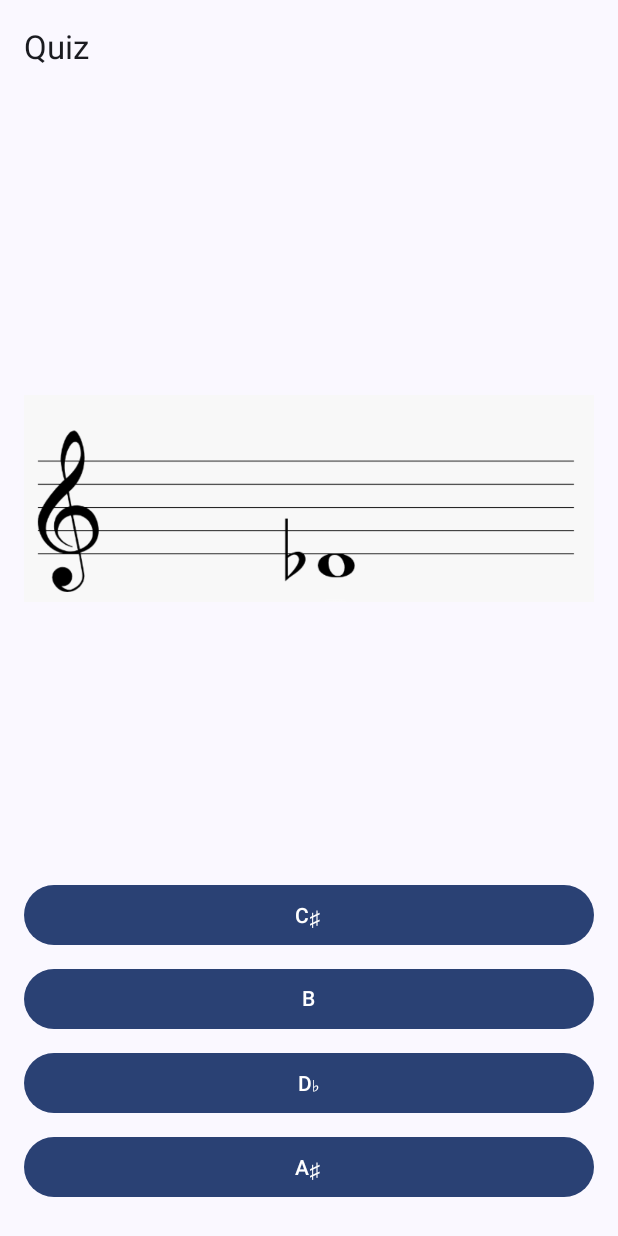
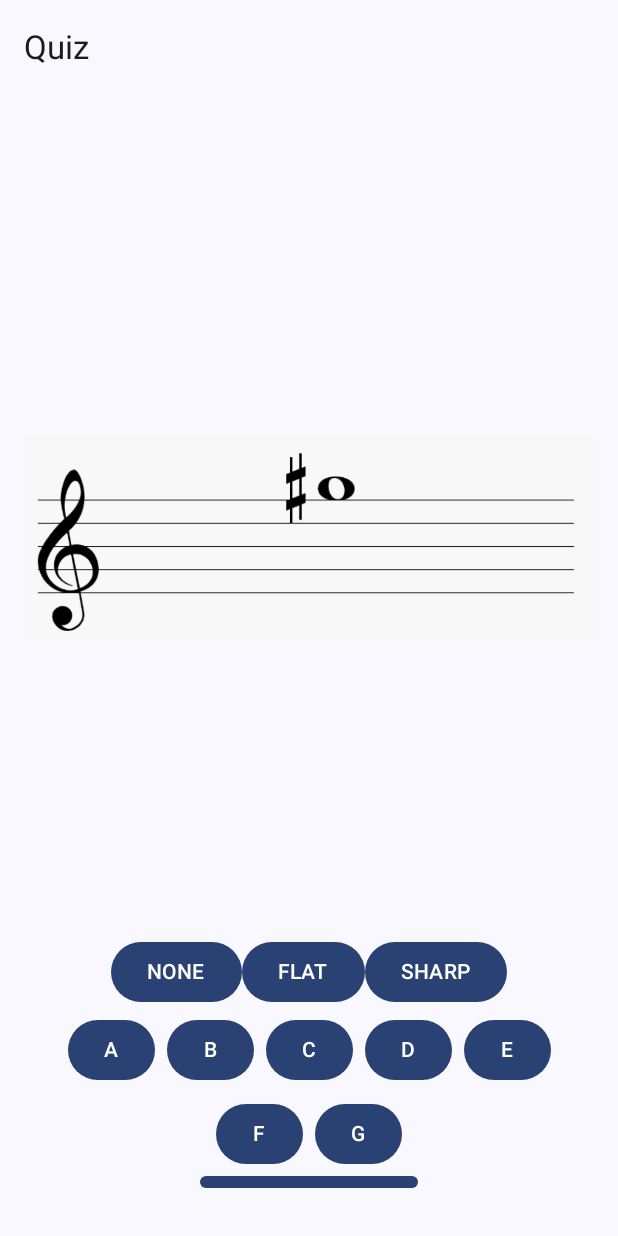
Before and after one commit to marceloakalopes/Sight-Reading-App, an Android app built with Jetpack Compose: the composable NoteBuilder shown on its own in the app's theme, on a phone screen of 412 x 824 dp. Run offline under Robolectric (Android 15) with nearby library versions, the phone set to English and light mode, and no system bars.

Commit message:
refactor: renamed the packages
I renamed the packages to be more in line with how marcelo has them so merging wont be as much of a hassle

```diff
--- a/app/src/main/java/com/example/sightreadingapp/data/Accidentals.kt
+++ b/app/src/main/java/com/example/sightreadingapp/models/Accidentals.kt
@@ -1,4 +1,4 @@
-package com.example.sightreadingapp.data
+package com.example.sightreadingapp.models
 
 enum class Accidentals(val accident: String){
     NONE(""),
--- a/app/src/main/java/com/example/sightreadingapp/data/NoteOptions.kt
+++ b/app/src/main/java/com/example/sightreadingapp/models/NoteOptions.kt
@@ -1,4 +1,4 @@
-package com.example.sightreadingapp.data
+package com.example.sightreadingapp.models
 
 enum class NoteOptions(val note: String) {
     A("A"),
--- a/app/src/main/java/com/example/sightreadingapp/data/NoteResourcesAndAnswers.kt
+++ b/app/src/main/java/com/example/sightreadingapp/models/NoteResourcesAndAnswers.kt
@@ -1,4 +1,4 @@
-package com.example.sightreadingapp.data
+package com.example.sightreadingapp.models
 
 import com.example.sightreadingapp.R
 
--- a/app/src/main/java/com/example/sightreadingapp/data/Questions.kt
+++ b/app/src/main/java/com/example/sightreadingapp/models/Questions.kt
@@ -1,4 +1,4 @@
-package com.example.sightreadingapp.data
+package com.example.sightreadingapp.models
 
 data class Question(
     val id: Int,
--- a/app/src/main/java/com/example/sightreadingapp/composables/LeaderboardScreen.kt
+++ b/app/src/main/java/com/example/sightreadingapp/ui/screens/LeaderboardScreen.kt
@@ -1,3 +1,5 @@
+package com.example.sightreadingapp.ui.screens
+
 import androidx.compose.foundation.layout.Column
 import androidx.compose.foundation.layout.Row
 import androidx.compose.foundation.layout.Spacer
--- a/app/src/main/java/com/example/sightreadingapp/composables/QuizScreen.kt
+++ b/app/src/main/java/com/example/sightreadingapp/ui/screens/NoteBuilder.kt
@@ -1,6 +1,11 @@
+package com.example.sightreadingapp.ui.screens
+
 import androidx.compose.foundation.Image
 import androidx.compose.foundation.layout.Arrangement
 import androidx.compose.foundation.layout.Column
+import androidx.compose.foundation.layout.ExperimentalLayoutApi
+import androidx.compose.foundation.layout.FlowRow
+import androidx.compose.foundation.layout.Row
 import androidx.compose.foundation.layout.Spacer
 import androidx.compose.foundation.layout.fillMaxSize
 import androidx.compose.foundation.layout.fillMaxWidth
@@ -24,82 +29,56 @@
 import androidx.compose.ui.Alignment
 import androidx.compose.ui.Modifier
 import androidx.compose.ui.res.painterResource
+import androidx.compose.ui.text.font.FontWeight
 import androidx.compose.ui.unit.dp
-import com.example.sightreadingapp.data.Accidentals
-import com.example.sightreadingapp.data.NoteOptions
-import com.example.sightreadingapp.data.NoteResourcesAndAnswer
-import com.example.sightreadingapp.data.Question
+import androidx.compose.ui.unit.sp
+import com.example.sightreadingapp.models.Accidentals
+import com.example.sightreadingapp.models.NoteOptions
+import com.example.sightreadingapp.models.NoteResourcesAndAnswer
+import com.example.sightreadingapp.models.Question
 import kotlinx.coroutines.delay
 import kotlinx.coroutines.launch
 
-@OptIn(ExperimentalMaterial3Api::class)
+@OptIn(ExperimentalMaterial3Api::class, ExperimentalLayoutApi::class)
 @Composable
-fun QuizScreen(
+fun NoteBuilder(
     onQuizFinished: () -> Unit,
     updateScore: (Int) -> Unit
-) {
+){
+
     val availableQuestions = mutableListOf(*NoteResourcesAndAnswer.entries.toTypedArray()) // gets List of all ResourcesAndAnswers of this type
-    val possibleNotes = listOf(*NoteOptions.entries.toTypedArray()) // gets a list of all NoteOptions
+    val possibleNotes = listOf(*NoteOptions.entries.toTypedArray()).filterNot { it == NoteOptions.NONESELECTED } // gets a list of all NoteOptions
     val possibleAccidents = listOf(*Accidentals.entries.toTypedArray()) // gets all types of accidentals
     var incrementingId: Int = 1
 
     // Generate random question function
-    fun generateRandomQuestion(): Question? {
+    fun chooseRandomQuestion(): Question? {
         if (availableQuestions.isEmpty()) {
             return null
         }
-
-        val randomQuestion = availableQuestions.random() // Choose a random question
-
-        availableQuestions.remove(randomQuestion) // Remove it from the available questions list
-
-        // Extract the note and accidental from the random question
+        val randomQuestion = availableQuestions.random()
+        availableQuestions.remove(randomQuestion)
         val correctNote = randomQuestion.correctNote.note
         val correctAccidental = randomQuestion.correctAccidental.accident
-
-        // Choose 3 possible notes that are not the correct answer (by note and accidental)
-        val shuffledNotes = possibleNotes.filter { it.note != correctNote }.take(3)
-
-
-        // Create a list of options by pairing each note with each accidental, keeping it to just 4 combinations (including the correct one)
         val options = mutableListOf<Pair<String, String>>()
-
-        // Add the correct note/accidental to the options list
-        options.add(correctNote to correctAccidental)
-
-
-        val incorrectOptions = mutableListOf<Pair<String, String>>()
-        for (note in shuffledNotes) {
-            for (accidental in possibleAccidents) {
-                incorrectOptions.add(note.note to accidental.accident)
-            }
-        }
-
-        // Randomly shuffle and take the first 3 incorrect options
-        incorrectOptions.shuffle()
-        options.addAll(incorrectOptions.take(3))
-
-        // Shuffle all the options to randomize their order
-        options.shuffle()
-
         incrementingId++
 
-        // Return the question with the randomized options
         return Question(
             id = incrementingId,
             noteResource = randomQuestion.drawableResource,
-            options = options.map { "${it.first}${it.second}" }, // Combine note and accidental for options
-            correctAnswer = "$correctNote$correctAccidental" // Combine note and accidental for the correct answer
+            options = options.map { "${it.first}${it.second}" }, // redundant code  as there is like no options
+            correctAnswer = "$correctNote$correctAccidental"
         )
     }
-
-
-
-    // State to manage current question and quiz state
     var currentQuestionIndex by remember { mutableIntStateOf(0) }
     var hasAttempted by remember { mutableStateOf(false) }
     var resultMessage by remember { mutableStateOf("") }
     val coroutineScope = rememberCoroutineScope()
+    var userAccident by remember { mutableStateOf<Accidentals?>(null) }
+    var userNote by remember { mutableStateOf<NoteOptions?>(null) }
+    var userAccidentString by remember { mutableStateOf<String>("") }
+    var userNoteString by remember { mutableStateOf<String>("") }
+    var userAnswerString by remember { mutableStateOf(mutableSetOf<Pair<String?, String?>>(Pair("", ""))) }
 
     // Create a list of questions dynamically
     val questions = remember { mutableStateListOf<Question>() }
@@ -110,7 +89,7 @@
     // Generate the questions when the screen first loads
     LaunchedEffect(Unit) {
         repeat(10) {
-            generateRandomQuestion()?.let { question ->
+            chooseRandomQuestion()?.let { question ->
                 questions.add(question)
             }
         }
@@ -129,7 +108,6 @@
         onQuizFinished()
         return
     }
-
     Scaffold(
         topBar = { TopAppBar(title = { Text("Quiz") }) }
     ) { paddingValues ->
@@ -141,19 +119,68 @@
             horizontalAlignment = Alignment.CenterHorizontally,
             verticalArrangement = Arrangement.Center
         ) {
+            Text(
+                userAnswerString.toString().trim('{', '[', ']', '}', ',', '(', ')').replace(",", ""),
+                fontWeight = FontWeight.Bold,
+                fontSize = 24.sp
+            )
+            if (resultMessage.isNotEmpty()) {
+                Spacer(modifier = Modifier.height(16.dp))
+                Text(resultMessage)
+                userAccidentString = ""
+                userNoteString = ""
+            }
             // Display the current question's note
             Image(
                 painter = painterResource(id = currentQuestion.noteResource),
                 contentDescription = "Treble Clef Note",
                 modifier = Modifier.size(500.dp) // increased this so the image wont be super small
             )
-            // Display answer options
-            currentQuestion.options.forEach { option ->
-                Button(
-                    onClick = {
+            Column(
+                modifier = Modifier
+                    .fillMaxSize()
+                    .padding(16.dp),
+                horizontalAlignment = Alignment.CenterHorizontally,
+                verticalArrangement = Arrangement.Center
+            ) {
+                Row {
+                possibleAccidents.forEach { accidentals ->
+                    Button( onClick = {
+                        userAccident = accidentals
+                        userAccidentString = userAccident!!.accident
+                    }) {
+                        Text(accidentals.toString())
+
+                        if (userAccident != null) {
+                            userAnswerString = mutableSetOf(userNoteString to userAccidentString)
+                        }
+                    }
+                }
+            }
+                FlowRow(
+                    modifier = Modifier.fillMaxWidth(),
+                    horizontalArrangement = Arrangement.Center
+                ) {
+                    possibleNotes.forEach { note ->
+                        Button(
+                            onClick = {
+                                userNote = note
+                                userNoteString = userNote!!.note
+                                userAnswerString = mutableSetOf(userNoteString to userAccidentString)
+                            },
+                            modifier = Modifier.padding(4.dp)
+                        ) {
+                            Text(note.toString())
+                        }
+                    }
+                }
+                Row {
+                    Button(onClick = {
                         if (!hasAttempted) {
                             hasAttempted = true
-                            if (option == currentQuestion.correctAnswer) {
+                            val submittedAnswer = userAnswerString.map { "${it.first}${it.second}" }.joinToString("")
+
+                            if (submittedAnswer == currentQuestion.correctAnswer) {
                                 resultMessage = "Correct!"
                                 updateScore(10)
                                 coroutineScope.launch {
@@ -172,17 +199,11 @@
                                 }
                             }
                         }
-                    },
-                    modifier = Modifier
-                        .fillMaxWidth()
-                        .padding(vertical = 4.dp)
-                ) {
-                    Text(option)
+
+                    }) {
+                        Text("Submit Answer")
+                    }
                 }
-            }
-            if (resultMessage.isNotEmpty()) {
-                Spacer(modifier = Modifier.height(16.dp))
-                Text(resultMessage)
             }
         }
     }
--- a/app/src/main/java/com/example/sightreadingapp/composables/ProfileSelectionScreen.kt
+++ b/app/src/main/java/com/example/sightreadingapp/ui/screens/ProfileSelectionScreen.kt
@@ -1,3 +1,5 @@
+package com.example.sightreadingapp.ui.screens
+
 import androidx.compose.foundation.clickable
 import androidx.compose.foundation.layout.Column
 import androidx.compose.foundation.layout.Row
--- a/app/src/main/java/com/example/sightreadingapp/composables/WelcomeScreen.kt
+++ b/app/src/main/java/com/example/sightreadingapp/ui/screens/WelcomeScreen.kt
@@ -1,4 +1,4 @@
-package com.example.sightreadingapp.composables
+package com.example.sightreadingapp.ui.screens
 
 import androidx.compose.foundation.layout.Arrangement
 import androidx.compose.foundation.layout.Column
```
Also changed, not shown: app/src/main/java/com/example/sightreadingapp/MainActivity.kt (+4 -4 lines), app/src/main/java/com/example/sightreadingapp/UserProfile.kt (+1 -12 lines), app/src/main/java/com/example/sightreadingapp/ui/screens/QuizScreen.kt (renamed from app/src/main/java/com/example/sightreadingapp/composables/NoteBuilder.kt, +65 -87 lines).
